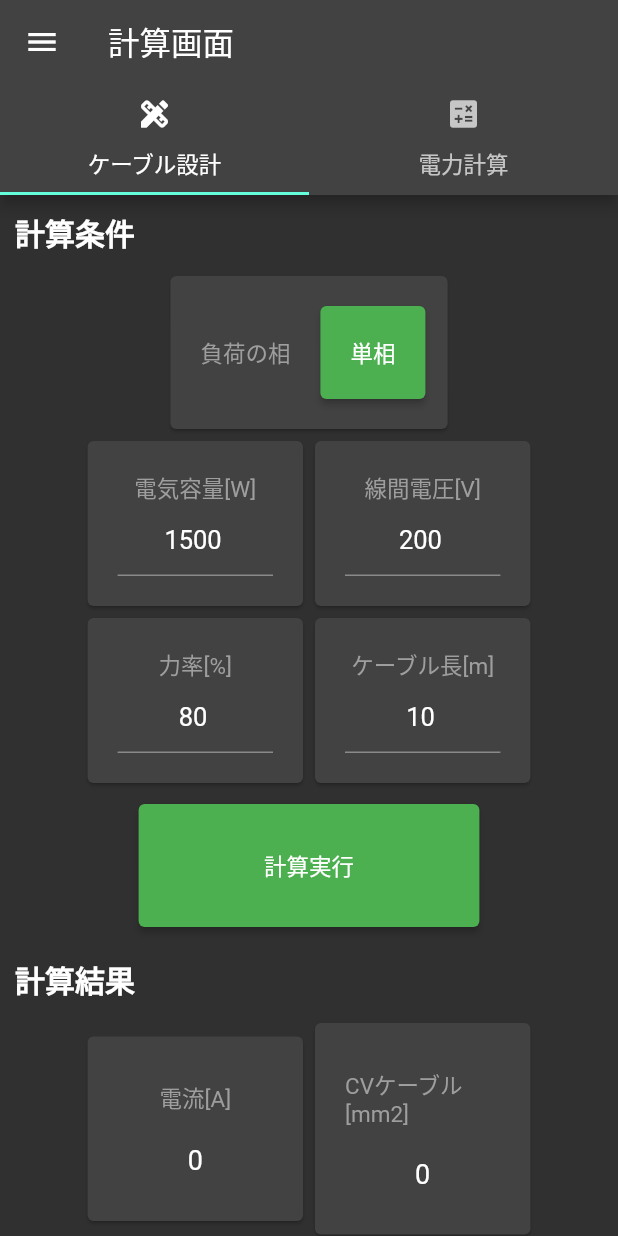
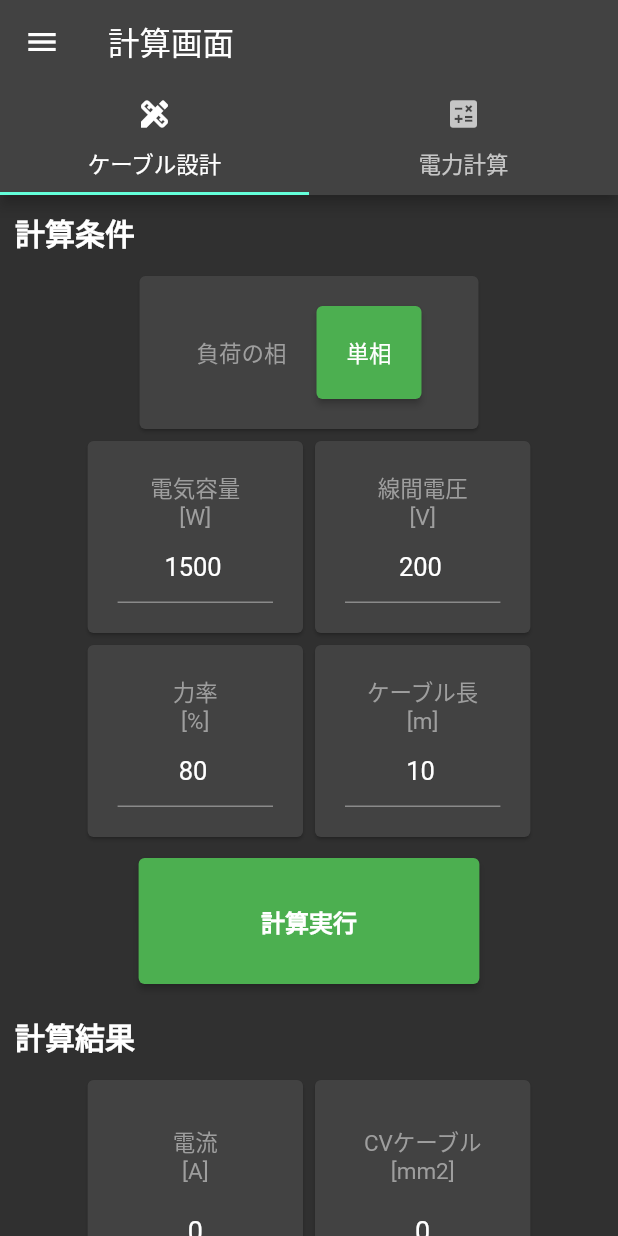
Before and after one commit to snova301/elec_calculator, a Flutter app: the screen it shows after launch, on a phone screen of 412 x 824 dp. Run offline on Flutter 3.47's test engine with Material 2 defaults, Android fonts, the phone set to English and light mode, and no system bars; our stand-ins replace flutter_riverpod.

Commit message:
v2.0.1-13

```diff
--- a/lib/homePage.dart
+++ b/lib/homePage.dart
@@ -209,7 +209,7 @@ class MyHomePageState extends State<MyHomePage> {
                       // color: Colors.red,
                       child: Container(
                         alignment: const Alignment(0, 0),
-                        width: blockSizeHorizontal * 40,
+                        width: blockSizeHorizontal * 50,
                         padding: const EdgeInsets.all(10),
                         margin: const EdgeInsets.all(10),
                         // decoration: BoxDecoration(
@@ -268,8 +268,9 @@ class MyHomePageState extends State<MyHomePage> {
                                   const Tooltip(
                                     message: '整数のみ',
                                     child: Text(
-                                      '電気容量[W]',
+                                      '電気容量\n[W]',
                                       style: TextStyle(color: Colors.grey),
+                                      textAlign: TextAlign.center,
                                     ),
                                   ),
                                   TextField(
@@ -294,8 +295,9 @@ class MyHomePageState extends State<MyHomePage> {
                                   const Tooltip(
                                     message: '整数のみ',
                                     child: Text(
-                                      '線間電圧[V]',
+                                      '線間電圧\n[V]',
                                       style: TextStyle(color: Colors.grey),
+                                      textAlign: TextAlign.center,
                                     ),
                                   ),
                                   TextField(
@@ -328,8 +330,9 @@ class MyHomePageState extends State<MyHomePage> {
                                   const Tooltip(
                                     message: '1-100%の整数のみ',
                                     child: Text(
-                                      '力率[%]',
+                                      '力率\n[%]',
                                       style: TextStyle(color: Colors.grey),
+                                      textAlign: TextAlign.center,
                                     ),
                                   ),
                                   TextField(
@@ -354,8 +357,9 @@ class MyHomePageState extends State<MyHomePage> {
                                   const Tooltip(
                                     message: '整数のみ',
                                     child: Text(
-                                      'ケーブル長[m]',
+                                      'ケーブル長\n[m]',
                                       style: TextStyle(color: Colors.grey),
+                                      textAlign: TextAlign.center,
                                     ),
                                   ),
                                   TextField(
@@ -382,7 +386,11 @@ class MyHomePageState extends State<MyHomePage> {
                       blockSizeHorizontal * 20, 0, blockSizeHorizontal * 20, 0),
                   child: ElevatedButton(
                     onPressed: _designCalcRun,
-                    child: const Text('計算実行'),
+                    child: const Text(
+                      '計算実行',
+                      style:
+                          TextStyle(fontWeight: FontWeight.bold, fontSize: 16),
+                    ),
                     style: ButtonStyle(
                       backgroundColor: MaterialStateProperty.all(Colors.green),
                       padding:
@@ -411,8 +419,9 @@ class MyHomePageState extends State<MyHomePage> {
                             Container(
                               padding: const EdgeInsets.fromLTRB(0, 10, 0, 10),
                               child: const Text(
-                                '電流[A]',
+                                '電流\n[A]',
                                 style: TextStyle(color: Colors.grey),
+                                textAlign: TextAlign.center,
                               ),
                             ),
                             Container(
@@ -437,8 +446,9 @@ class MyHomePageState extends State<MyHomePage> {
                             Container(
                               padding: const EdgeInsets.fromLTRB(0, 10, 0, 10),
                               child: const Text(
-                                'CVケーブル[mm2]',
+                                'CVケーブル\n[mm2]',
                                 style: TextStyle(color: Colors.grey),
+                                textAlign: TextAlign.center,
                               ),
                             ),
                             Container(
@@ -468,8 +478,9 @@ class MyHomePageState extends State<MyHomePage> {
                             Container(
                               padding: const EdgeInsets.fromLTRB(0, 10, 0, 10),
                               child: const Text(
-                                '電圧降下[V]',
+                                '電圧降下\n[V]',
                                 style: TextStyle(color: Colors.grey),
+                                textAlign: TextAlign.center,
                               ),
                             ),
                             Container(
@@ -494,8 +505,9 @@ class MyHomePageState extends State<MyHomePage> {
                             Container(
                               padding: const EdgeInsets.fromLTRB(0, 10, 0, 10),
                               child: const Text(
-                                '電力損失[W]',
+                                '電力損失\n[W]',
                                 style: TextStyle(color: Colors.grey),
+                                textAlign: TextAlign.center,
                               ),
                             ),
                             Container(
@@ -530,7 +542,7 @@ class MyHomePageState extends State<MyHomePage> {
                       // color: Colors.red,
                       child: Container(
                         alignment: const Alignment(0, 0),
-                        width: blockSizeHorizontal * 40,
+                        width: blockSizeHorizontal * 50,
                         padding: const EdgeInsets.all(10),
                         margin: const EdgeInsets.all(10),
                         // decoration: BoxDecoration(
@@ -590,8 +602,9 @@ class MyHomePageState extends State<MyHomePage> {
                                   const Tooltip(
                                     message: '整数のみ',
                                     child: Text(
-                                      '線間電圧[V]',
+                                      '線間電圧\n[V]',
                                       style: TextStyle(color: Colors.grey),
+                                      textAlign: TextAlign.center,
                                     ),
                                   ),
                                   TextField(
@@ -616,8 +629,9 @@ class MyHomePageState extends State<MyHomePage> {
                                   const Tooltip(
                                     message: '整数のみ',
                                     child: Text(
-                                      '電流[A]',
+                                      '電流\n[A]',
                                       style: TextStyle(color: Colors.grey),
+                                      textAlign: TextAlign.center,
                                     ),
                                   ),
                                   TextField(
@@ -650,8 +664,9 @@ class MyHomePageState extends State<MyHomePage> {
                                   const Tooltip(
                                     message: '1-100%の整数のみ',
                                     child: Text(
-                                      '力率[%]',
+                                      '力率\n[%]',
                                       style: TextStyle(color: Colors.grey),
+                                      textAlign: TextAlign.center,
                                     ),
                                   ),
                                   TextField(
@@ -686,7 +701,11 @@ class MyHomePageState extends State<MyHomePage> {
                       blockSizeHorizontal * 20, 0, blockSizeHorizontal * 20, 0),
                   child: ElevatedButton(
                     onPressed: _elecPowCalcRun,
-                    child: const Text('計算実行'),
+                    child: const Text(
+                      '計算実行',
+                      style:
+                          TextStyle(fontWeight: FontWeight.bold, fontSize: 16),
+                    ),
                     style: ButtonStyle(
                       backgroundColor: MaterialStateProperty.all(Colors.green),
                       padding:
@@ -715,8 +734,9 @@ class MyHomePageState extends State<MyHomePage> {
                             Container(
                               padding: const EdgeInsets.fromLTRB(0, 10, 0, 10),
                               child: const Text(
-                                '皮相電力[kVA]',
+                                '皮相電力\n[kVA]',
                                 style: TextStyle(color: Colors.grey),
+                                textAlign: TextAlign.center,
                               ),
                             ),
                             Container(
@@ -741,8 +761,9 @@ class MyHomePageState extends State<MyHomePage> {
                             Container(
                               padding: const EdgeInsets.fromLTRB(0, 10, 0, 10),
                               child: const Text(
-                                '有効電力[kW]',
+                                '有効電力\n[kW]',
                                 style: TextStyle(color: Colors.grey),
+                                textAlign: TextAlign.center,
                               ),
                             ),
                             Container(
@@ -772,8 +793,9 @@ class MyHomePageState extends State<MyHomePage> {
                             Container(
                               padding: const EdgeInsets.fromLTRB(0, 10, 0, 10),
                               child: const Text(
-                                '無効電力[kVar]',
+                                '無効電力\n[kVar]',
                                 style: TextStyle(color: Colors.grey),
+                                textAlign: TextAlign.center,
                               ),
                             ),
                             Container(
@@ -798,8 +820,9 @@ class MyHomePageState extends State<MyHomePage> {
                             Container(
                               padding: const EdgeInsets.fromLTRB(0, 10, 0, 10),
                               child: const Text(
-                                'sinφ[%]',
+                                'sinφ\n[%]',
                                 style: TextStyle(color: Colors.grey),
+                                textAlign: TextAlign.center,
                               ),
                             ),
                             Container(
--- a/pubspec.yaml
+++ b/pubspec.yaml
@@ -15,7 +15,7 @@ publish_to: 'none' # Remove this line if you wish to publish to pub.dev
 # In iOS, build-name is used as CFBundleShortVersionString while build-number used as CFBundleVersion.
 # Read more about iOS versioning at
 # https://developer.apple.com/library/archive/documentation/General/Reference/InfoPlistKeyReference/Articles/CoreFoundationKeys.html
-version: 1.0.1+11
+version: 2.0.1+13
 
 environment:
   sdk: ">=2.12.0 <3.0.0"
```
Also changed, not shown: 4 other files.
